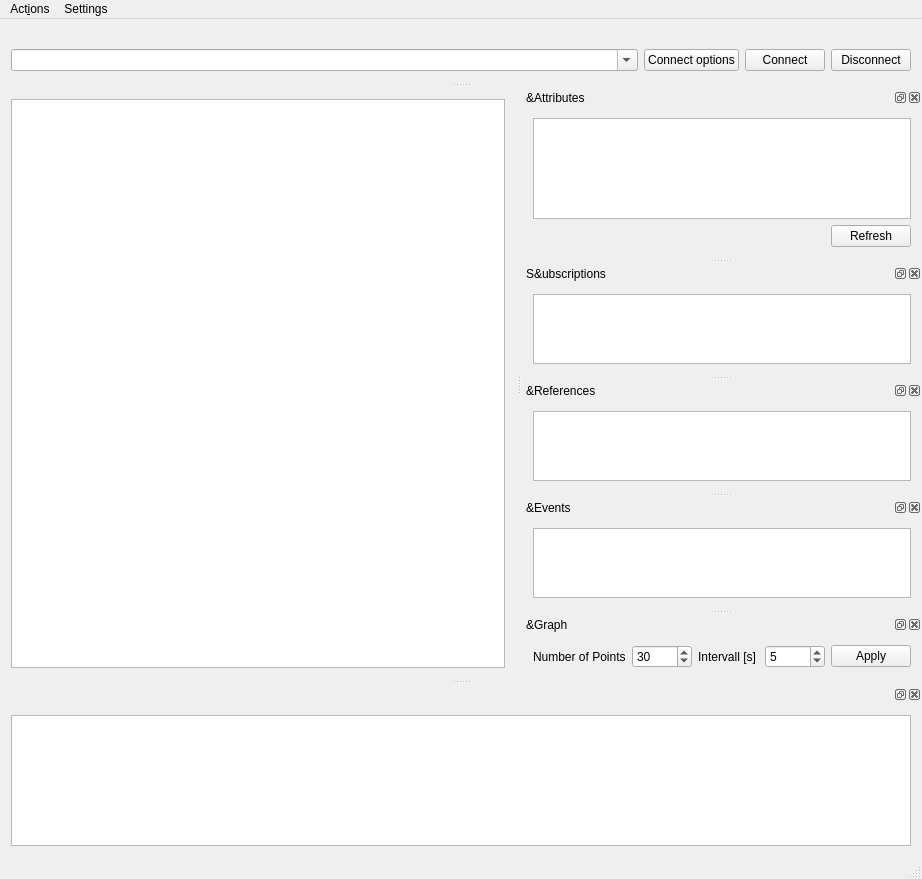
Before: the Qt Designer form uaclient/mainwindow_ui.ui in FreeOpcUa/opcua-client-gui, drawn with Qt 5.
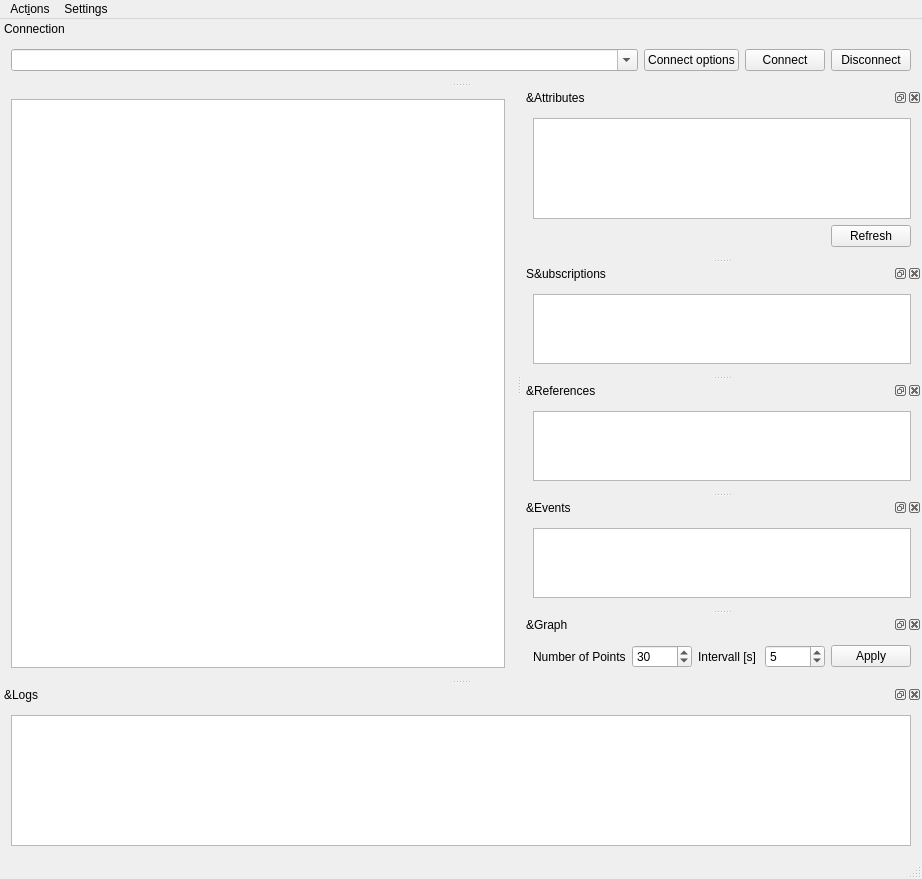
After: the same form once the commit is applied. Icons and pictures are not drawn.

Commit message: chore: window titles

What changed in the file:
```diff
--- a/uaclient/mainwindow_ui.ui
+++ b/uaclient/mainwindow_ui.ui
@@ -191,6 +191,9 @@
    <property name="allowedAreas">
     <set>Qt::TopDockWidgetArea</set>
    </property>
+   <property name="windowTitle">
+    <string>Connection</string>
+   </property>
    <attribute name="dockWidgetArea">
     <number>4</number>
    </attribute>
@@ -372,6 +375,9 @@
    </widget>
   </widget>
   <widget class="QDockWidget" name="logDockWidget_2">
+   <property name="windowTitle">
+    <string>&amp;Logs</string>
+   </property>
    <attribute name="dockWidgetArea">
     <number>8</number>
    </attribute>
```
The commit also changes 1 other file.
